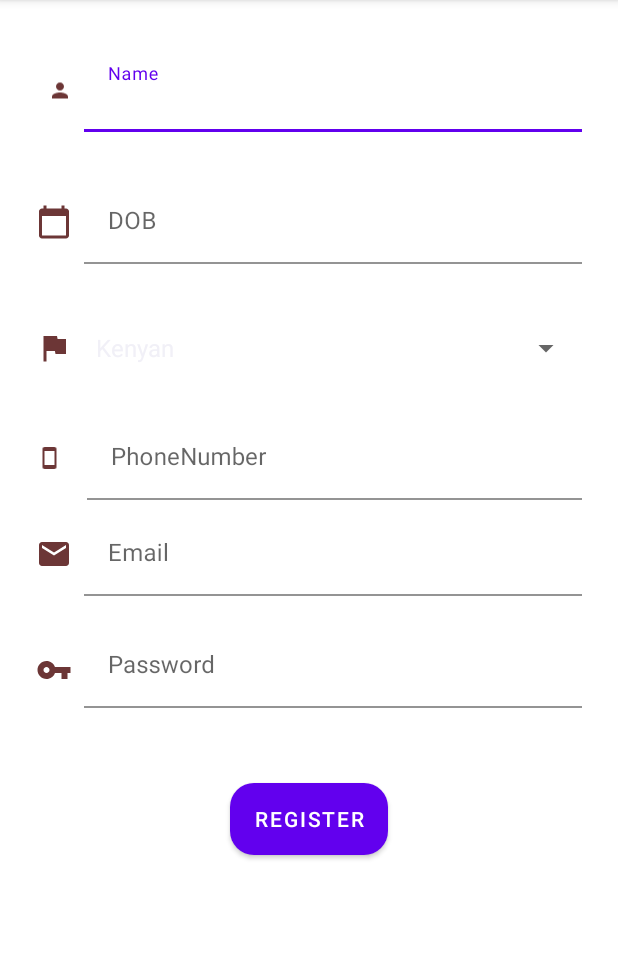
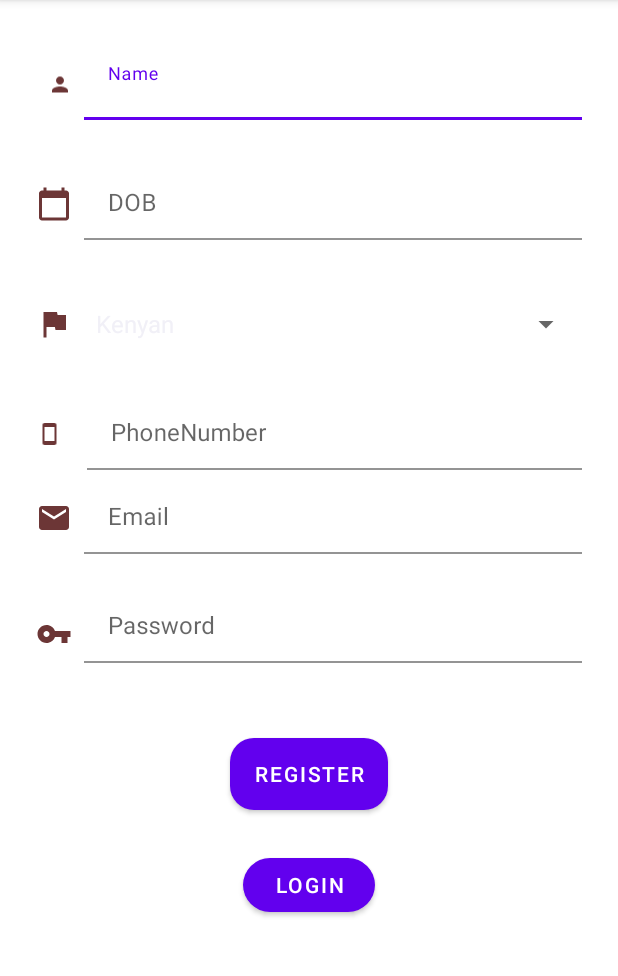
Before and after one commit to Wuanitawanjiku/Registration-form, an Android app: the screen it shows after launch (MainActivity), on a phone screen of 412 x 824 dp, the part 84-1060 px from its top. Run offline under Robolectric (Android 15) with nearby library versions, the phone set to English and light mode, and no system bars.

Commit message:
MVVM Updates

```diff
--- a/app/src/main/java/com/example/registration/ui/LogIn.kt
+++ b/app/src/main/java/com/example/registration/ui/LogIn.kt
@@ -54,8 +54,8 @@ class LogIn : AppCompatActivity() {
         binding.tvLogInError.visibility=View.VISIBLE
             binding.tvLogInError.text = error
         })
-//        val intent = Intent(baseContext, CoursesActivity::class.java)
-//        startActivity(intent)
+        val intent = Intent(baseContext, CoursesActivity::class.java)
+        startActivity(intent)
     }
 
 
--- a/app/src/main/java/com/example/registration/ui/MainActivity.kt
+++ b/app/src/main/java/com/example/registration/ui/MainActivity.kt
@@ -26,6 +26,11 @@ class MainActivity : AppCompatActivity() {
         var nationalityAdapter =ArrayAdapter(baseContext, android.R.layout.simple_spinner_item, nationality)
         binding.spNationality.adapter=nationalityAdapter
         nationalityAdapter.setDropDownViewResource(android.R.layout.simple_spinner_dropdown_item)
+        binding.btnLogIn1.setOnClickListener {
+            var intent = Intent(baseContext, LogIn::class.java).apply {
+                startActivity(this)
+            }
+        }
     }
 
 
--- a/app/src/main/res/layout/activity_log_in.xml
+++ b/app/src/main/res/layout/activity_log_in.xml
@@ -57,7 +57,7 @@
         <com.google.android.material.textfield.TextInputEditText
             android:id="@+id/etEmailLogIn"
             android:layout_width="match_parent"
-            android:layout_height="wrap_content"
+            android:layout_height="48dp"
             android:background="@color/white"
             android:hint="Email" />
     </com.google.android.material.textfield.TextInputLayout>
@@ -76,7 +76,7 @@
         <com.google.android.material.textfield.TextInputEditText
             android:id="@+id/etPasswordLogIn"
             android:layout_width="match_parent"
-            android:layout_height="wrap_content"
+            android:layout_height="48dp"
             android:background="@color/white"
             android:hint="Password"
             android:inputType="textPassword" />
--- a/app/src/main/res/layout/activity_main.xml
+++ b/app/src/main/res/layout/activity_main.xml
@@ -99,7 +99,7 @@
         <com.google.android.material.textfield.TextInputEditText
             android:id="@+id/etName"
             android:layout_width="match_parent"
-            android:layout_height="wrap_content"
+            android:layout_height="48dp"
             android:backgroundTint="@color/white"
             android:hint="Name"
             android:inputType="textCapWords" />
@@ -119,7 +119,7 @@
         <com.google.android.material.textfield.TextInputEditText
             android:id="@+id/etDob"
             android:layout_width="match_parent"
-            android:layout_height="wrap_content"
+            android:layout_height="48dp"
             android:backgroundTint="@color/white"
             android:hint="DOB"
             android:inputType="date" />
@@ -141,7 +141,7 @@
         <com.google.android.material.textfield.TextInputEditText
             android:id="@+id/etPhoneNumber"
             android:layout_width="match_parent"
-            android:layout_height="wrap_content"
+            android:layout_height="48dp"
             android:background="@color/white"
             android:hint="PhoneNumber"
             android:inputType="number"
@@ -162,7 +162,7 @@
         <com.google.android.material.textfield.TextInputEditText
             android:id="@+id/etEmail"
             android:layout_width="match_parent"
-            android:layout_height="wrap_content"
+            android:layout_height="48dp"
             android:background="@color/white"
             android:hint="Email"
             android:inputType="textEmailAddress"
@@ -199,7 +199,7 @@
         <com.google.android.material.textfield.TextInputEditText
             android:id="@+id/etPassword"
             android:layout_width="match_parent"
-            android:layout_height="wrap_content"
+            android:layout_height="48dp"
             android:background="@color/white"
             android:hint="Password"
             android:inputType="textPassword" />
@@ -215,4 +215,17 @@
         app:layout_constraintTop_toBottomOf="@+id/imageView5"
         app:srcCompat="@drawable/ic_baseline_vpn_key_24" />
 
+    <Button
+        android:id="@+id/btnLogIn1"
+        android:layout_width="wrap_content"
+        android:layout_height="wrap_content"
+        android:layout_marginStart="24dp"
+        android:layout_marginTop="26dp"
+        android:layout_marginEnd="24dp"
+        android:text="LogIn"
+        app:cornerRadius="20dp"
+        app:layout_constraintEnd_toEndOf="parent"
+        app:layout_constraintStart_toStartOf="parent"
+        app:layout_constraintTop_toBottomOf="@+id/btnRegister" />
+
 </androidx.constraintlayout.widget.ConstraintLayout>
```
